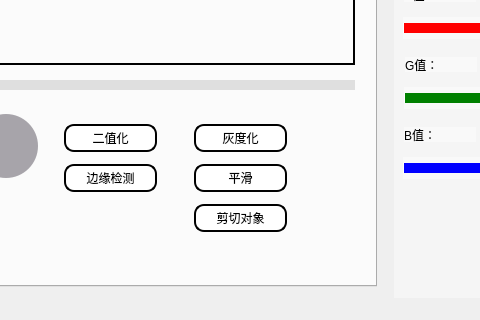
Old version of the form VideoBackgroundMatting/mainwindow.ui in the repository SourVoice/VideoBackgroundMatting; both pictures show x 567 to 1047 and y 459 to 779 of the 1133 by 779 pixel window.
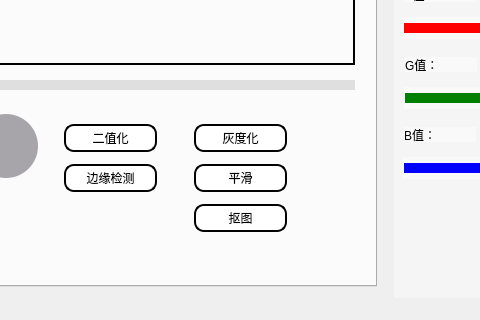
New version of the form. Icons and pictures are not drawn.

Patch:
```diff
--- a/VideoBackgroundMatting/mainwindow.ui
+++ b/VideoBackgroundMatting/mainwindow.ui
@@ -424,7 +424,7 @@
           </rect>
          </property>
          <property name="text">
-          <string>剪切对象</string>
+          <string>抠图</string>
          </property>
         </widget>
        </widget>
```
